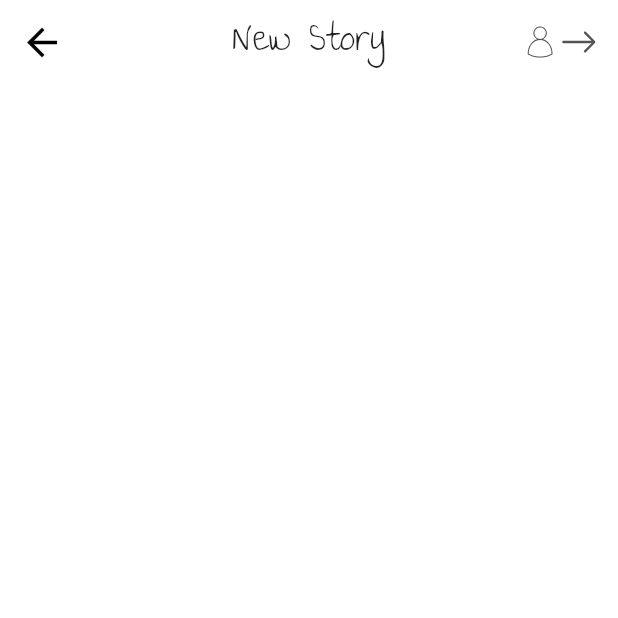
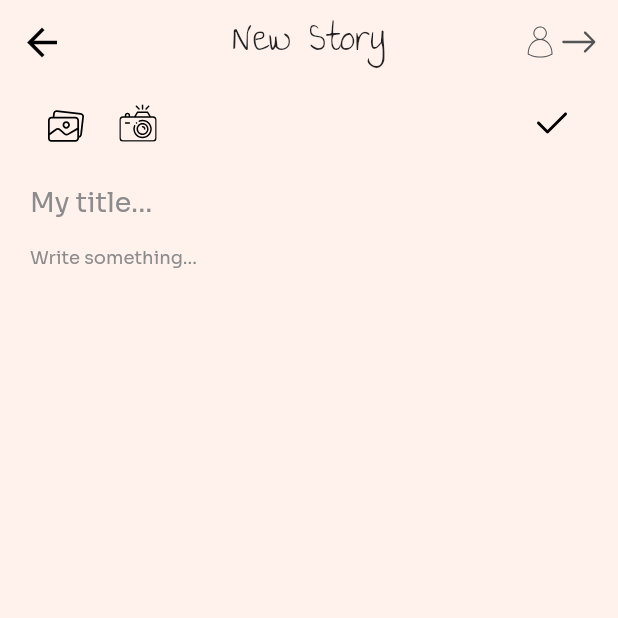
Before and after one commit to StripeCat2503/my-story-mobile-app, a Flutter app: the NewStoryScreen screen opened by its route, on a phone screen of 412 x 824 dp, the top half of it. Run offline on Flutter 3.47's test engine with Material 2 defaults, Android fonts, the light colour scheme and no system bars; our stand-ins replace camera, flutter_svg, get.

Commit message:
Add new story screen, handle camera

```diff
--- a/lib/src/components/appbar.dart
+++ b/lib/src/components/appbar.dart
@@ -7,13 +7,17 @@ AppBar getPrimaryAppBar({
   String title = '',
   List<Widget>? actions,
   TextStyle? titleStyle,
+  Color bgColor = Colors.white,
+  Color backActionColor = Colors.black,
 }) {
   return AppBar(
+    backgroundColor: bgColor,
     leading: hasBackAction
         ? IconButton(
             icon: Icon(
               Icons.arrow_back,
               size: 30,
+              color: backActionColor,
             ),
             onPressed: () {
               Get.back();
@@ -34,8 +38,10 @@ AppBar getAppBar({
   Widget? leading,
   List<Widget>? actions,
   TextStyle? titleStyle,
+  Color bgColor = Colors.white,
 }) {
   return AppBar(
+    backgroundColor: bgColor,
     leading: hasBackAction
         ? IconButton(
             icon: Icon(
--- /dev/null
+++ b/lib/src/components/icon_button.dart
@@ -0,0 +1,22 @@
+import 'package:flutter/material.dart';
+import 'package:my_story/src/themes/color.dart';
+
+class MyIconButton extends StatelessWidget {
+  const MyIconButton({
+    Key? key,
+    this.onPressed,
+    this.icon,
+  }) : super(key: key);
+
+  final VoidCallback? onPressed;
+  final Widget? icon;
+
+  @override
+  Widget build(BuildContext context) {
+    return IconButton(
+      splashColor: primaryLightColor.withOpacity(0.5),
+      onPressed: onPressed,
+      icon: icon!,
+    );
+  }
+}
--- /dev/null
+++ b/lib/src/constants/constants.dart
@@ -0,0 +1,3 @@
+class AppConstants {
+  static const MAX_STORY_TITLE_LENGTH = 150;
+}
--- a/lib/src/screens/new_story/new_story_screen.dart
+++ b/lib/src/screens/new_story/new_story_screen.dart
@@ -1,14 +1,49 @@
 import 'package:flutter/material.dart';
 import 'package:flutter_svg/flutter_svg.dart';
+import 'package:get/get.dart';
 import 'package:my_story/src/components/appbar.dart';
+import 'package:my_story/src/components/camera_screenshot.dart';
+import 'package:my_story/src/components/icon_button.dart';
+import 'package:my_story/src/constants/constants.dart';
+import 'package:my_story/src/themes/color.dart';
 
 class NewStoryScreen extends StatelessWidget {
   const NewStoryScreen({Key? key}) : super(key: key);
 
+  Widget _buildPhotoButton() {
+    return Container(
+      child: MyIconButton(
+        icon: SvgPicture.asset('lib/assets/icons/photo.svg'),
+        onPressed: _openGalleryPhoto,
+      ),
+      margin: EdgeInsets.only(
+        top: 4,
+      ),
+    );
+  }
+
+  Widget _buildCameraButton() {
+    return MyIconButton(
+      icon: SvgPicture.asset('lib/assets/icons/camera.svg'),
+      onPressed: _openCamera,
+    );
+  }
+
+  Widget _buildSaveButton() {
+    return MyIconButton(
+      onPressed: _saveStory,
+      icon: SvgPicture.asset(
+        'lib/assets/icons/check.svg',
+      ),
+    );
+  }
+
   @override
   Widget build(BuildContext context) {
     return Scaffold(
+      backgroundColor: yellowPaperColor,
       appBar: getAppBar(
+        bgColor: yellowPaperColor,
         hasBackAction: true,
         title: 'New Story',
         titleStyle: TextStyle(
@@ -28,7 +63,84 @@ class NewStoryScreen extends StatelessWidget {
           ),
         ],
       ),
-      body: Container(),
+      body: Container(
+        padding: EdgeInsets.symmetric(
+          horizontal: 20,
+        ),
+        child: Column(
+          children: [
+            Row(
+              crossAxisAlignment: CrossAxisAlignment.center,
+              children: [
+                _buildPhotoButton(),
+                _buildCameraButton(),
+                Spacer(),
+                _buildSaveButton(),
+              ],
+            ),
+            Form(
+              child: SingleChildScrollView(
+                child: Column(
+                  children: [
+                    SizedBox(
+                      height: 16,
+                    ),
+                    TextFormField(
+                      autocorrect: false,
+                      decoration: InputDecoration(
+                        hintText: 'My title...',
+                        isDense: true,
+                        isCollapsed: true,
+                        border: InputBorder.none,
+                        hintStyle: TextStyle(
+                          fontSize: 18,
+                          color: Color(0xff8C8C8C),
+                          fontWeight: FontWeight.w500,
+                        ),
+                        counterText: '',
+                      ),
+                      maxLines: null,
+                      maxLength: AppConstants.MAX_STORY_TITLE_LENGTH,
+                      style: TextStyle(
+                        fontSize: 18,
+                        fontWeight: FontWeight.w600,
+                      ),
+                      textInputAction: TextInputAction.done,
+                      keyboardType: TextInputType.multiline,
+                    ),
+                    TextFormField(
+                      autocorrect: false,
+                      decoration: InputDecoration(
+                        hintText: 'Write something...',
+                        border: InputBorder.none,
+                        hintStyle: TextStyle(
+                          fontSize: 12,
+                          color: Color(0xff8C8C8C),
+                          fontWeight: FontWeight.w500,
+                        ),
+                        counterText: '',
+                      ),
+                      maxLines: null,
+                      maxLength: AppConstants.MAX_STORY_TITLE_LENGTH,
+                      style: TextStyle(
+                        fontSize: 14,
+                      ),
+                    ),
+                  ],
+                ),
+              ),
+            ),
+          ],
+        ),
+      ),
     );
   }
+
+  void _saveStory() {}
+
+  void _openGalleryPhoto() {}
+
+  void _openCamera() {
+    Get.to(CameraScreenShot());
+  }
 }
--- a/lib/src/themes/color.dart
+++ b/lib/src/themes/color.dart
@@ -5,4 +5,4 @@ const primaryLightColor = Color(0xffFFA27D);
 const violetColor = Color(0xffAF70FF);
 const blackDarkColor = Color(0xff545454);
 const grayLightColor = Color(0xffDEDEDE);
-const yellowPaperColor = Color(0xffFFFAF7);
+const yellowPaperColor = Color(0xffFFF2ED);
--- a/pubspec.yaml
+++ b/pubspec.yaml
@@ -16,6 +16,8 @@ dependencies:
   get: ^4.3.4
   font_awesome_flutter: ^9.1.0
   intl: ^0.17.0
+  camera: ^0.8.1+7
+
   # The following adds the Cupertino Icons font to your application.
   # Use with the CupertinoIcons class for iOS style icons.
   cupertino_icons: ^1.0.2
```
Also changed, not shown: lib/main.dart (+8 -5 lines), lib/src/components/camera_screenshot.dart (added, +172 -0 lines), lib/src/screens/home/home_screen.dart (+8 -5 lines), lib/assets/icons/camera.svg (added), lib/assets/icons/check.svg (added), lib/assets/icons/photo.svg (added), pubspec.lock, 2 other files.
